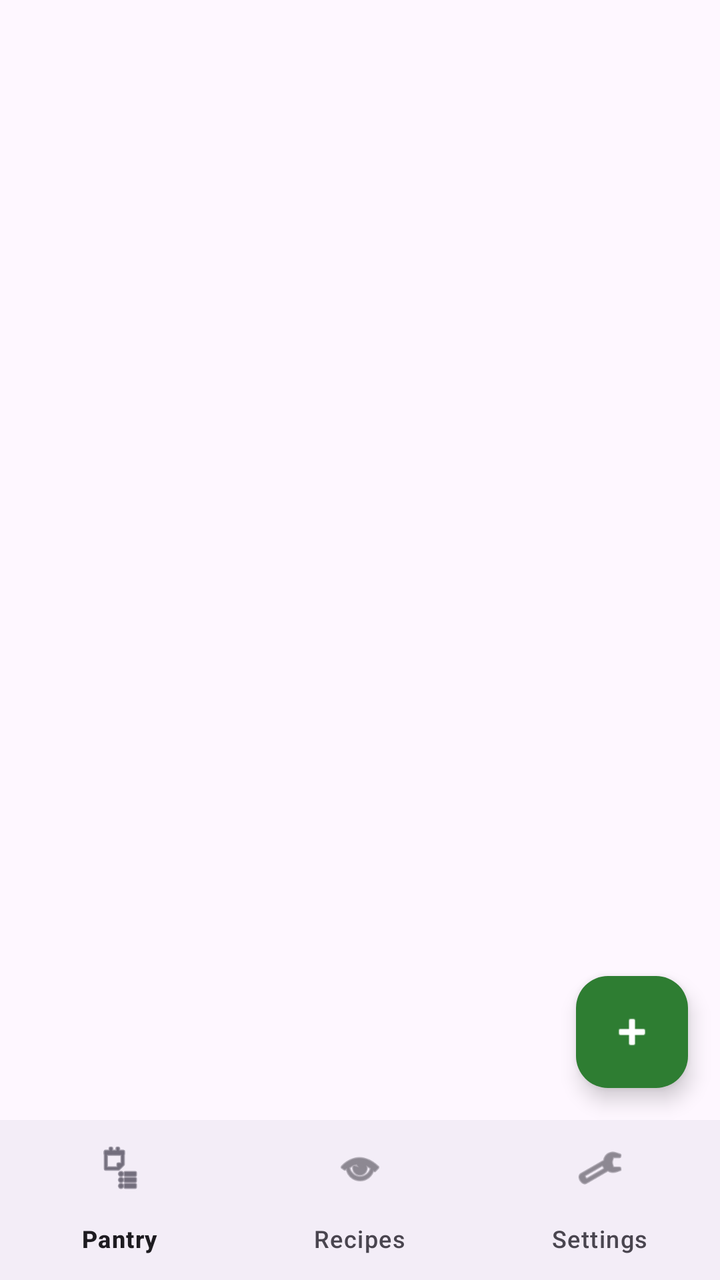
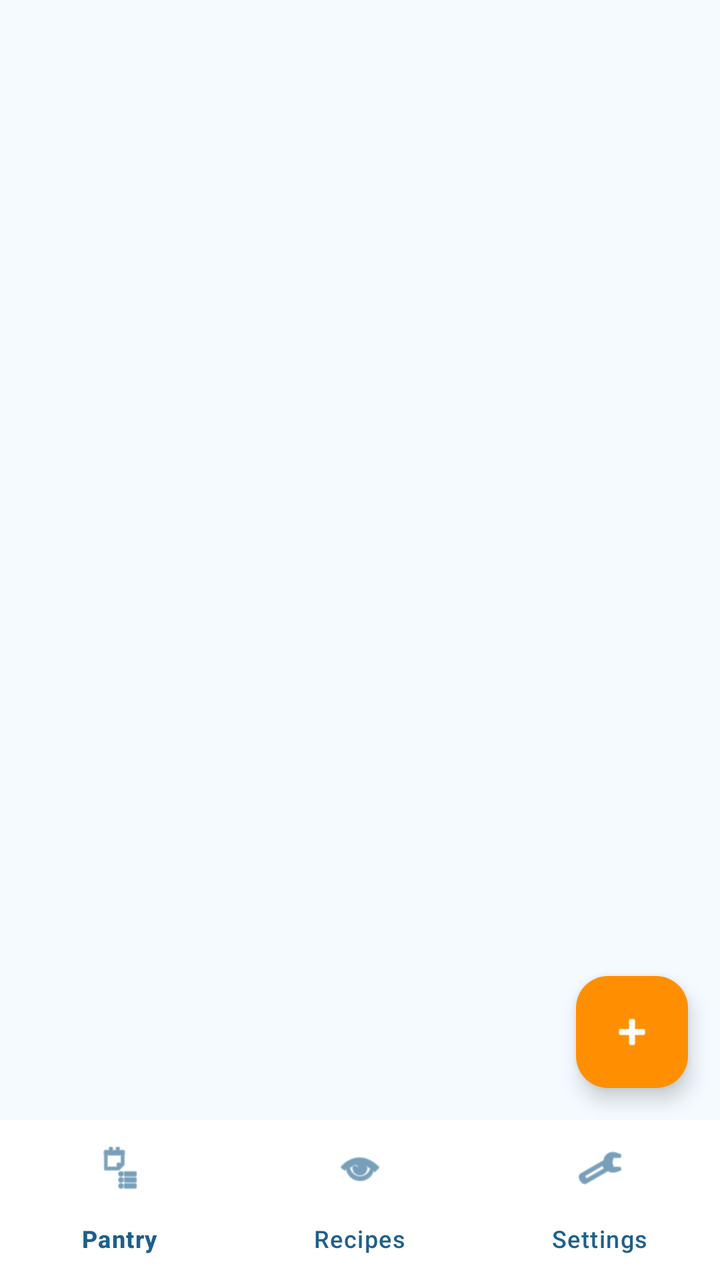

The first picture is an Android layout as it rendered before a commit; the second is the same layout after the commit. The layout source and the unified diff follow.
<!-- AndroidManifest.xml: application theme Theme.SmartPantryManger -->
<!-- res/layout/activity_main.xml -->
<?xml version="1.0" encoding="utf-8"?>
<androidx.constraintlayout.widget.ConstraintLayout
    xmlns:android="http://schemas.android.com/apk/res/android"
    xmlns:app="http://schemas.android.com/apk/res-auto"
    android:id="@+id/main"
    android:layout_width="match_parent"
    android:layout_height="match_parent">

    <TextView
        android:id="@+id/tvExpiryBanner"
        android:layout_width="0dp"
        android:layout_height="wrap_content"
        android:background="#FFE0B2"
        android:padding="12dp"
        android:textColor="#000000"
        android:textSize="16sp"
        android:visibility="gone"
        app:layout_constraintTop_toTopOf="parent"
        app:layout_constraintStart_toStartOf="parent"
        app:layout_constraintEnd_toEndOf="parent" />

    <androidx.recyclerview.widget.RecyclerView
        android:id="@+id/recyclerPantry"
        android:layout_width="0dp"
        android:layout_height="0dp"
        android:padding="8dp"
        app:layout_constraintTop_toBottomOf="@id/tvExpiryBanner"
        app:layout_constraintBottom_toTopOf="@id/bottomNav"
        app:layout_constraintStart_toStartOf="parent"
        app:layout_constraintEnd_toEndOf="parent" />

    <TextView
        android:id="@+id/tvEmpty"
        android:layout_width="wrap_content"
        android:layout_height="wrap_content"
        android:text="Your pantry is empty - tap + to add an ingredient"
        android:textColor="#000000"
        android:textSize="18sp"
        android:visibility="gone"
        app:layout_constraintTop_toTopOf="parent"
        app:layout_constraintBottom_toTopOf="@id/bottomNav"
        app:layout_constraintStart_toStartOf="parent"
        app:layout_constraintEnd_toEndOf="parent" />

    <com.google.android.material.floatingactionbutton.FloatingActionButton
        android:id="@+id/fabAdd"
        android:layout_width="wrap_content"
        android:layout_height="wrap_content"
        android:layout_margin="16dp"
        android:contentDescription="Add ingredient"
        android:src="@android:drawable/ic_input_add"
        app:backgroundTint="#2E7D32"
        app:tint="#FFFFFF"
        app:layout_constraintBottom_toTopOf="@id/bottomNav"
        app:layout_constraintEnd_toEndOf="parent" />

    <com.google.android.material.bottomnavigation.BottomNavigationView
        android:id="@+id/bottomNav"
        android:layout_width="0dp"
        android:layout_height="wrap_content"
        app:menu="@menu/bottom_nav_menu"
        app:layout_constraintBottom_toBottomOf="parent"
        app:layout_constraintStart_toStartOf="parent"
        app:layout_constraintEnd_toEndOf="parent" />

</androidx.constraintlayout.widget.ConstraintLayout>
<!-- resources referenced by this layout -->
<resources>
  <style name="Theme.SmartPantryManger" parent="Base.Theme.SmartPantryManger" />
  <style name="Base.Theme.SmartPantryManger" parent="Theme.Material3.DayNight.NoActionBar">
          
          
      </style>
</resources>

<!-- the commit's change to res/layout/activity_main.xml (unified diff, before → after) -->
@@ -4,7 +4,22 @@
     xmlns:app="http://schemas.android.com/apk/res-auto"
     android:id="@+id/main"
     android:layout_width="match_parent"
-    android:layout_height="match_parent">
+    android:layout_height="match_parent"
+    android:background="@color/page_bg">
+
+    <TextView
+        android:id="@+id/tvHeader"
+        android:layout_width="0dp"
+        android:layout_height="wrap_content"
+        android:background="@color/brand_green"
+        android:padding="16dp"
+        android:text="Smart Pantry Manager"
+        android:textColor="#D3B66"
+        android:textSize="20sp"
+        android:textStyle="bold"
+        app:layout_constraintTop_toTopOf="parent"
+        app:layout_constraintStart_toStartOf="parent"
+        app:layout_constraintEnd_toEndOf="parent" />
 
     <TextView
         android:id="@+id/tvExpiryBanner"
@@ -15,7 +30,7 @@
         android:textColor="#000000"
         android:textSize="16sp"
         android:visibility="gone"
-        app:layout_constraintTop_toTopOf="parent"
+        app:layout_constraintTop_toBottomOf="@id/tvHeader"
         app:layout_constraintStart_toStartOf="parent"
         app:layout_constraintEnd_toEndOf="parent" />
 
@@ -49,7 +64,7 @@
         android:layout_margin="16dp"
         android:contentDescription="Add ingredient"
         android:src="@android:drawable/ic_input_add"
-        app:backgroundTint="#2E7D32"
+        app:backgroundTint="@color/brand_orange"
         app:tint="#FFFFFF"
         app:layout_constraintBottom_toTopOf="@id/bottomNav"
         app:layout_constraintEnd_toEndOf="parent" />
@@ -58,6 +73,9 @@
         android:id="@+id/bottomNav"
         android:layout_width="0dp"
         android:layout_height="wrap_content"
+        android:background="@color/card_bg"
+        app:itemIconTint="@color/brand_blue_dark"
+        app:itemTextColor="@color/brand_blue_dark"
         app:menu="@menu/bottom_nav_menu"
         app:layout_constraintBottom_toBottomOf="parent"
         app:layout_constraintStart_toStartOf="parent"
<!-- resource entries referenced after the edit -->
@@ -1,5 +1,9 @@
 <!-- resources referenced by this layout -->
 <resources>
+  <color name="brand_blue_dark">#1E5F8C</color>
+  <color name="brand_orange">#FF8F00</color>
+  <color name="card_bg">#FFFFFF</color>
+  <color name="page_bg">#F4FAFF</color>
   <style name="Theme.SmartPantryManger" parent="Base.Theme.SmartPantryManger" />
   <style name="Base.Theme.SmartPantryManger" parent="Theme.Material3.DayNight.NoActionBar">
           
